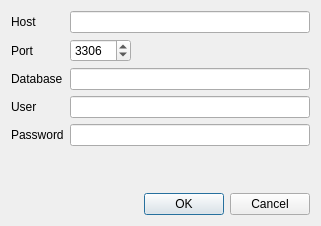
The window that ui/DbDialog.ui (7h0ma5/QLog) describes before a commit, drawn with Qt 5.
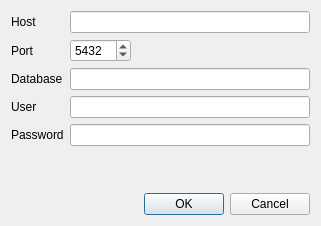
The same window after the commit.

Commit message: Change database default port

The edit to the form file:
```diff
--- a/ui/DbDialog.ui
+++ b/ui/DbDialog.ui
@@ -51,7 +51,7 @@
         <number>65535</number>
        </property>
        <property name="value">
-        <number>3306</number>
+        <number>5432</number>
        </property>
       </widget>
      </item>
```
The commit also changes 1 other file.
